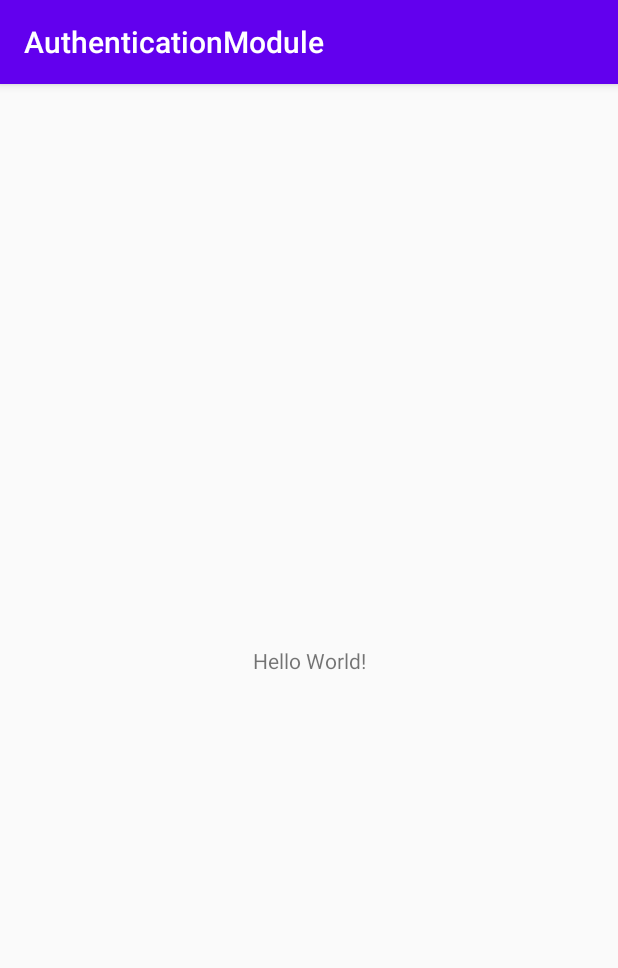
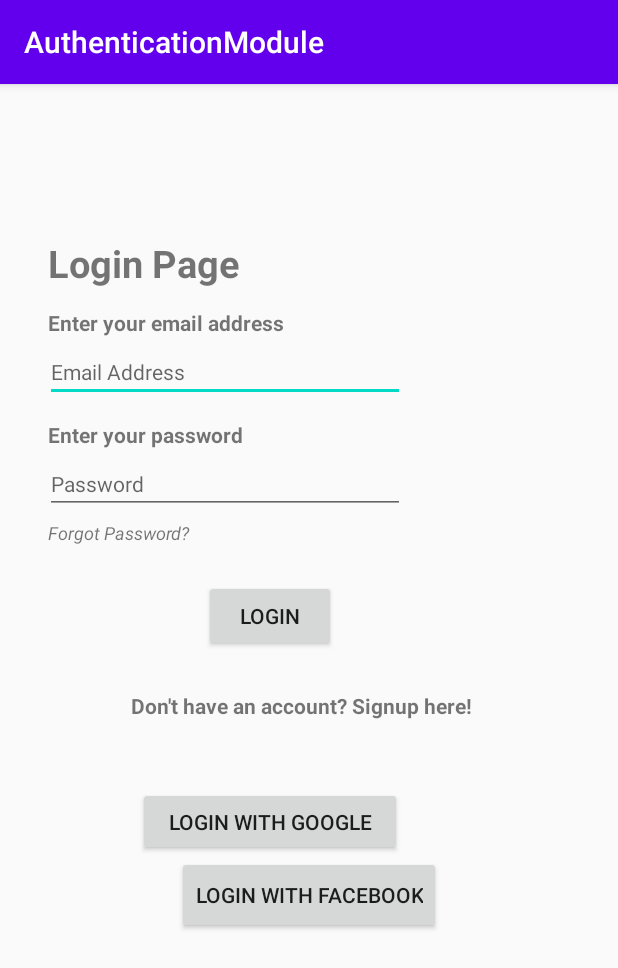
Before and after one commit to IndyFitDevs/AuthenticationModule, an Android app: the screen it shows after launch (LoginActivity), on a phone screen of 412 x 824 dp. Shown: the top 968 px of the screen. Run offline under Robolectric (Android 15) with nearby library versions, the phone set to English and light mode, and no system bars.

Commit message:
login page XML layout

```diff
--- a/app/src/main/res/layout/activity_login.xml
+++ b/app/src/main/res/layout/activity_login.xml
@@ -7,13 +7,120 @@
     tools:context=".LoginActivity">
 
     <TextView
-        android:id="@+id/text_view_result"
+        android:id="@+id/textview_loginpage"
+        android:layout_width="141dp"
+        android:layout_height="37dp"
+        android:layout_marginLeft="32dp"
+        android:text="Login Page"
+        android:textSize="25dp"
+        android:textStyle="bold"
+        app:layout_constraintBottom_toBottomOf="parent"
+        app:layout_constraintLeft_toLeftOf="parent"
+        app:layout_constraintTop_toTopOf="parent"
+        app:layout_constraintVertical_bias="0.14" />
+
+    <TextView
+        android:id="@+id/textView_enteremail"
         android:layout_width="wrap_content"
         android:layout_height="wrap_content"
-        android:text="Hello World!"
+        android:layout_marginStart="32dp"
+        android:textStyle="bold"
+        android:layout_marginTop="10dp"
+        android:text="Enter your email address"
+        app:layout_constraintStart_toStartOf="parent"
+        app:layout_constraintTop_toBottomOf="@+id/textview_loginpage" />
+
+    <EditText
+        android:id="@+id/editText_email"
+        android:layout_width="240dp"
+        android:layout_height="39dp"
+        android:layout_marginStart="30dp"
+        android:layout_marginTop="4dp"
+        android:ems="8"
+        android:inputType="textPersonName"
+        android:hint="Email Address"
+        android:textSize="14sp"
+        app:layout_constraintStart_toStartOf="parent"
+        app:layout_constraintTop_toBottomOf="@+id/textView_enteremail" />
+
+    <TextView
+        android:id="@+id/textView_enterpass"
+        android:layout_width="wrap_content"
+        android:layout_height="wrap_content"
+        android:layout_marginStart="32dp"
+        android:layout_marginTop="12dp"
+        android:textStyle="bold"
+        android:text="Enter your password"
+        app:layout_constraintStart_toStartOf="parent"
+        app:layout_constraintTop_toBottomOf="@+id/editText_email" />
+
+    <EditText
+        android:id="@+id/editText_password"
+        android:layout_width="240dp"
+        android:layout_height="39dp"
+        android:layout_marginStart="30dp"
+        android:layout_marginTop="4dp"
+        android:ems="10"
+        android:inputType="textPersonName"
+        android:hint="Password"
+        android:textSize="14sp"
+        app:layout_constraintStart_toStartOf="parent"
+        app:layout_constraintTop_toBottomOf="@+id/textView_enterpass" />
+
+    <Button
+        android:id="@+id/button_login"
+        android:layout_width="wrap_content"
+        android:layout_height="wrap_content"
+        android:layout_marginStart="136dp"
+        android:layout_marginTop="44dp"
+        android:text="Login"
+        app:layout_constraintStart_toStartOf="parent"
+        app:layout_constraintTop_toBottomOf="@+id/editText_password" />
+
+    <TextView
+        android:id="@+id/textView_forgotpass"
+        android:layout_width="wrap_content"
+        android:layout_height="wrap_content"
+        android:layout_marginStart="32dp"
+        android:layout_marginTop="4dp"
+        android:text="Forgot Password?"
+        android:textSize="12dp"
+        android:textStyle="italic"
+        app:layout_constraintStart_toStartOf="parent"
+        app:layout_constraintTop_toBottomOf="@+id/editText_password" />
+
+    <TextView
+        android:id="@+id/textView_signuphere"
+        android:layout_width="237dp"
+        android:layout_height="20dp"
+        android:text="Don't have an account? Signup here!"
+        android:textStyle="bold"
         app:layout_constraintBottom_toBottomOf="parent"
-        app:layout_constraintLeft_toLeftOf="parent"
-        app:layout_constraintRight_toRightOf="parent"
-        app:layout_constraintTop_toTopOf="parent" />
+        app:layout_constraintEnd_toEndOf="parent"
+        app:layout_constraintHorizontal_bias="0.501"
+        app:layout_constraintStart_toStartOf="parent"
+        app:layout_constraintTop_toBottomOf="@+id/button_login"
+        app:layout_constraintVertical_bias="0.071" />
+
+    <Button
+        android:id="@+id/button_google"
+        android:layout_width="176dp"
+        android:layout_height="46dp"
+        android:layout_marginStart="92dp"
+        android:layout_marginTop="44dp"
+        android:text="Login with google"
+        app:layout_constraintStart_toStartOf="parent"
+        app:layout_constraintTop_toBottomOf="@+id/textView_signuphere" />
+
+    <Button
+        android:id="@+id/button_facebook"
+        android:layout_width="176dp"
+        android:layout_height="52dp"
+        android:text="login with facebook"
+        app:layout_constraintBottom_toBottomOf="parent"
+        app:layout_constraintEnd_toEndOf="parent"
+        app:layout_constraintStart_toStartOf="parent"
+        app:layout_constraintTop_toBottomOf="@+id/button_google"
+        app:layout_constraintVertical_bias="0.0" />
 
 </androidx.constraintlayout.widget.ConstraintLayout>
```
